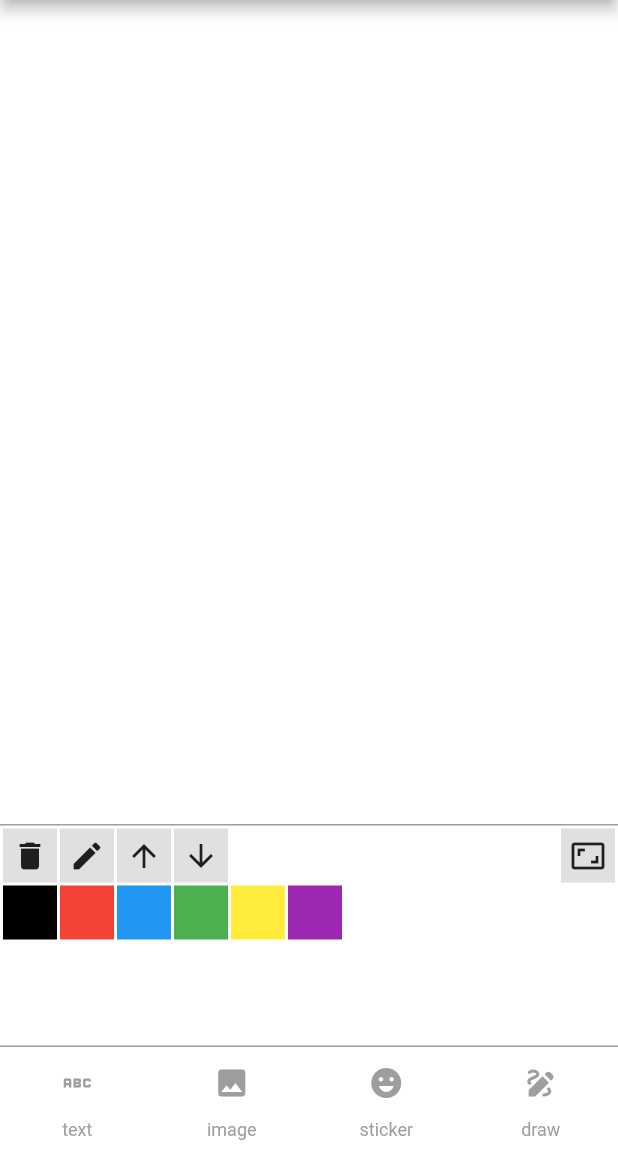
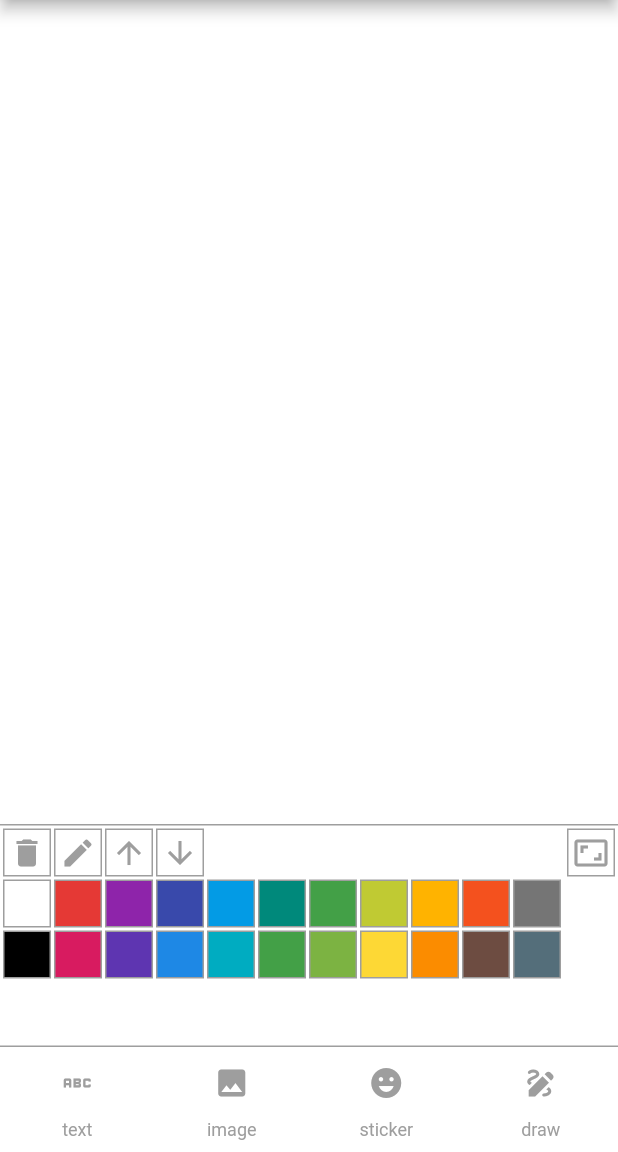
Before and after one commit to kaivumetacrew/Board, a Flutter app: the BoardPage screen opened directly, on a phone screen of 412 x 824 dp, the part 84-1236 px from its top. Run offline on Flutter 3.47's test engine with Material 2 defaults, Android fonts, the phone set to English and light mode, and no system bars; our stand-ins replace auto_size_text, image_picker, permission_handler.

Commit message:
Board portrait done

```diff
--- a/lib/ui/board/board_controller.dart
+++ b/lib/ui/board/board_controller.dart
@@ -1,3 +1,4 @@
+import 'package:board/util/color.dart';
 import 'package:flutter/material.dart';
 
 import 'board_draw.dart';
@@ -13,8 +14,8 @@ class BoardController extends ValueNotifier<List<BoardItem>> {
   List<BoardItem> items;
   BoardItem selectedItem = BoardItem.none;
   Function(BoardItem) onItemTap = (item) {};
-  Color currentDrawColor = Colors.black;
-  Color currentTextColor = Colors.black;
+  String currentDrawColor = '#000000';
+  String currentTextColor = '#000000';
   String? boardImage;
   String? boardColor;
   DrawController drawController = DrawController();
@@ -61,16 +62,16 @@ class BoardController extends ValueNotifier<List<BoardItem>> {
     }
   }
 
-  void setColor(Color color) {
+  void setColor(String color) {
     if (isDrawing) {
       currentDrawColor = color;
-      drawController.penColor = color;
+      drawController.penColor = fromHex(color);
       drawController.notifyListeners();
       return;
     }
     if (selectedItem.isTextItem) {
       currentTextColor = color;
-      selectedItem.textColor = color;
+      selectedItem.textHexColor = color;
       notifyListeners();
     }
   }
@@ -108,11 +109,18 @@ class BoardController extends ValueNotifier<List<BoardItem>> {
   void addNewItem(Function(BoardItem) block) {
     BoardItem item = BoardItem(
       id: value.length,
-      textColor: currentTextColor,
-      strokeColor: currentDrawColor,
     );
     item.lastUpdate = DateTime.now().millisecondsSinceEpoch;
     block(item);
+    if(item.isDrawItem){
+      item.strokeHexColor =  currentDrawColor;
+    }else{
+      stopDraw();
+    }
+    if(item.isTextItem) {
+      item.textHexColor = currentTextColor;
+    }
+
     if (!item.isDrawItem) {
       stopDraw();
     }
--- a/lib/ui/board/board_model.dart
+++ b/lib/ui/board/board_model.dart
@@ -3,13 +3,17 @@ import 'dart:io';
 import 'package:board/ui/board/board_draw.dart';
 import 'package:flutter/material.dart';
 
+import '../../util/color.dart';
+
 class BoardItem {
   int id;
 
   // Text
+
   String? text;
   String? font;
-  Color textColor;
+  String? textHexColor;
+  Color get textColor => textHexColor == null ? Colors.black : fromHex(textHexColor!);
 
   // Image
   File? file;
@@ -19,7 +23,9 @@ class BoardItem {
 
   // Draw
   List<Point> points = [];
-  Color strokeColor;
+  String? strokeHexColor;
+  Color get strokeColor => strokeHexColor == null ? Colors.black : fromHex(strokeHexColor!);
+
   double strokeWidth = 3;
   StrokeCap strokeCap = StrokeCap.round;
   StrokeJoin strokeJoin = StrokeJoin.round;
@@ -39,8 +45,6 @@ class BoardItem {
 
   BoardItem({
     required this.id,
-    this.textColor = Colors.black,
-    this.strokeColor = Colors.black,
   });
 
   bool equal(BoardItem? item) {
--- a/lib/ui/board/board.dart
+++ b/lib/ui/board/board_page.dart
@@ -22,7 +22,7 @@ class BoardPage extends StatefulWidget {
   State<BoardPage> createState() => _BoardPageState();
 }
 
-class _BoardPageState extends State<BoardPage> with TickerProviderStateMixin {
+class _BoardPageState extends State<BoardPage> with TickerProviderStateMixin{
 
   BoardController boardController = BoardController(items: []);
 
--- a/lib/ui/board/board_widget.dart
+++ b/lib/ui/board/board_widget.dart
@@ -1,49 +1,81 @@
+import 'package:board/util/color.dart';
 import 'package:flutter/material.dart';
+
+const double imageButtonSize = 32;
 
 Widget imageButton({
   IconData? icon,
-  Color backgroundColor = Colors.black12,
+  Color backgroundColor = Colors.white,
   required VoidCallback onPressed,
 }) {
-  var iconWidget = icon == null ? const SizedBox() : Icon(icon);
+  var iconWidget = icon == null
+      ? const SizedBox()
+      : Icon(
+          icon,
+          color: Colors.grey,
+        );
   return GestureDetector(
       onTap: onPressed,
       child: Padding(
         padding: const EdgeInsets.all(1),
         child: Container(
-          color: backgroundColor,
-          width: 36,
-          height: 36,
+          decoration: BoxDecoration(
+              //borderRadius: BorderRadius.circular(1),
+              border: Border.all(color: Colors.grey, width: 1),
+              color: backgroundColor),
+          //color: backgroundColor,
+          width: imageButtonSize,
+          height: imageButtonSize,
           child: iconWidget,
         ),
       ));
 }
 
-Widget colorPickerWidget(Function(Color) onTap) {
-  List<Color> colorList = [
-    Colors.black,
-    Colors.red,
-    Colors.blue,
-    Colors.green,
-    Colors.yellow,
-    Colors.purple
+Widget colorPickerWidget(Function(String) onTap) {
+  List<String> colorList = [
+    '#FFFFFF',
+    '#000000',
+    '#E53935',
+    '#D81B60',
+    '#8E24AA',
+    '#5E35B1',
+    '#3949AB',
+    '#1E88E5',
+    '#039BE5',
+    '#00ACC1',
+    '#00897B',
+    '#43A047',
+    '#43A047',
+    '#7CB342',
+    '#C0CA33',
+    '#FDD835',
+    '#FFB300',
+    '#FB8C00',
+    '#F4511E',
+    '#6D4C41',
+    '#757575',
+    '#546E7A',
   ];
+
+  var row = 2;
   return SizedBox(
-    height: 38,
+    height: imageButtonSize * row + row * 2,
     width: double.infinity,
-    child: ListView.builder(
+    child: GridView.builder(
+        gridDelegate: const SliverGridDelegateWithFixedCrossAxisCount(
+          crossAxisCount: 2,
+        ),
         scrollDirection: Axis.horizontal,
         padding: const EdgeInsets.only(left: 0, right: 0),
         itemCount: colorList.length,
         itemBuilder: (context, index) {
           var color = colorList[index];
           return imageButton(
-            backgroundColor: color,
+              backgroundColor: fromHex(color),
               onPressed: () {
                 onTap(color);
               });
-      },
-    ),
+        }),
   );
 }
 
--- a/lib/ui/menu.dart
+++ b/lib/ui/menu.dart
@@ -2,7 +2,7 @@ import 'package:board/util/state.dart';
 import 'package:flutter/material.dart';
 
 import '../res/color.dart';
-import 'board/board.dart';
+import 'board/board_page.dart';
 
 class MenuPage extends StatefulWidget {
   const MenuPage({super.key});
```
Also changed, not shown: lib/ui/board/board_page_fold.dart (added). Lines whose indentation alone changed are shown as unchanged.
